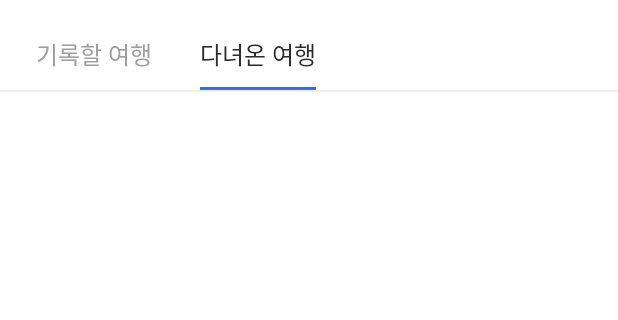
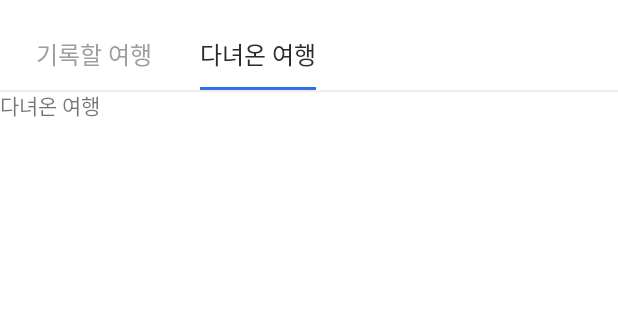
Before and after one commit to Nexters/travel-budget-android, an Android app: the MainActivity screen opened directly, with no data from a screen before it, tab 2 chosen, on a phone screen of 412 x 824 dp, the part 54-374 px from its top. Run offline under Robolectric (Android 15) with nearby library versions, the phone set to English and light mode, and no system bars; our stand-ins replace RxJava, data binding.

Commit message:
메인화면 탭 연결 작업  - 기록할 여행, 다녀온 여행 fragment 추가  - 각각의 fragment 를 tab에 연결

```diff
--- a/app/src/main/java/com/nexters/travelbudget/ui/main/MainActivity.kt
+++ b/app/src/main/java/com/nexters/travelbudget/ui/main/MainActivity.kt
@@ -4,6 +4,7 @@ import android.content.Context
 import android.content.Intent
 import android.os.Bundle
 import androidx.lifecycle.Observer
+import com.google.android.material.tabs.TabLayout
 import com.nexters.travelbudget.R
 import com.nexters.travelbudget.databinding.ActivityMainBinding
 import com.nexters.travelbudget.ui.base.BaseActivity
@@ -16,9 +17,38 @@ class MainActivity : BaseActivity<ActivityMainBinding, MainViewModel>(R.layout.a
 
     override fun onCreate(savedInstanceState: Bundle?) {
         super.onCreate(savedInstanceState)
+        setSupportActionBar(binding.toolbar)
+        setTabLayout()
+    }
+
+    private fun setTabLayout() {
+        binding.tlMainTab.run {
+            addOnTabSelectedListener(object : TabLayout.OnTabSelectedListener {
+                override fun onTabSelected(tab: TabLayout.Tab) {
+                    binding.vpMainPager.currentItem = tab.position
+                }
+
+                override fun onTabUnselected(tab: TabLayout.Tab) {
+
+                }
+
+                override fun onTabReselected(tab: TabLayout.Tab) {
+
+                }
+
+            })
+        }
+
+        binding.vpMainPager.run {
+            adapter = MainVPAdapter(supportFragmentManager, TAB_COUNT)
+            offscreenPageLimit = TAB_COUNT - 1
+            addOnPageChangeListener(TabLayout.TabLayoutOnPageChangeListener(binding.tlMainTab))
+        }
     }
 
     companion object {
+        private const val TAB_COUNT = 2
+
         fun getIntent(context: Context): Intent {
             return Intent(context, MainActivity::class.java)
         }
--- /dev/null
+++ b/app/src/main/java/com/nexters/travelbudget/ui/main/MainVPAdapter.kt
@@ -0,0 +1,28 @@
+package com.nexters.travelbudget.ui.main
+
+import androidx.fragment.app.Fragment
+import androidx.fragment.app.FragmentManager
+import androidx.fragment.app.FragmentPagerAdapter
+import com.nexters.travelbudget.ui.main.record.TripRecordedFragment
+import com.nexters.travelbudget.ui.main.record.TripRecordingFragment
+
+/**
+ * 메인 viewpager 탭 adapter
+ *
+ * @author Wayne
+ * @since v1.0.0 / 2020.08.05
+ */
+class MainVPAdapter(
+    fragmentManager: FragmentManager,
+    private val tabCount: Int
+) : FragmentPagerAdapter(fragmentManager, BEHAVIOR_RESUME_ONLY_CURRENT_FRAGMENT) {
+
+    override fun getItem(position: Int): Fragment {
+        return when (position) {
+            0 -> TripRecordingFragment.newInstance()
+            else -> TripRecordedFragment.newInstance()
+        }
+    }
+
+    override fun getCount(): Int = tabCount
+}
--- /dev/null
+++ b/app/src/main/java/com/nexters/travelbudget/ui/main/record/TripRecordedFragment.kt
@@ -0,0 +1,28 @@
+package com.nexters.travelbudget.ui.main.record
+
+import android.os.Bundle
+import com.nexters.travelbudget.R
+import com.nexters.travelbudget.databinding.FragmentTripRecordedBinding
+import com.nexters.travelbudget.ui.base.BaseFragment
+import com.nexters.travelbudget.ui.main.MainViewModel
+import org.koin.androidx.viewmodel.ext.android.sharedViewModel
+
+/**
+ * 다녀온 여행 fragment class
+ *
+ * @author Wayne
+ * @since v1.0.0 / 2020.08.05
+ */
+class TripRecordedFragment :
+    BaseFragment<FragmentTripRecordedBinding, MainViewModel>(R.layout.fragment_trip_recorded) {
+
+    override val viewModel: MainViewModel by sharedViewModel()
+
+    override fun onCreate(savedInstanceState: Bundle?) {
+        super.onCreate(savedInstanceState)
+    }
+
+    companion object {
+        fun newInstance(): TripRecordedFragment = TripRecordedFragment()
+    }
+}
--- /dev/null
+++ b/app/src/main/java/com/nexters/travelbudget/ui/main/record/TripRecordingFragment.kt
@@ -0,0 +1,28 @@
+package com.nexters.travelbudget.ui.main.record
+
+import android.os.Bundle
+import com.nexters.travelbudget.R
+import com.nexters.travelbudget.databinding.FragmentTripRecordingBinding
+import com.nexters.travelbudget.ui.base.BaseFragment
+import com.nexters.travelbudget.ui.main.MainViewModel
+import org.koin.androidx.viewmodel.ext.android.sharedViewModel
+
+/**
+ * 기록할 여행 fragment class
+ *
+ * @author Wayne
+ * @since v1.0.0 / 2020.08.05
+ */
+class TripRecordingFragment :
+    BaseFragment<FragmentTripRecordingBinding, MainViewModel>(R.layout.fragment_trip_recording) {
+
+    override val viewModel: MainViewModel by sharedViewModel()
+
+    override fun onCreate(savedInstanceState: Bundle?) {
+        super.onCreate(savedInstanceState)
+    }
+
+    companion object {
+        fun newInstance(): TripRecordingFragment = TripRecordingFragment()
+    }
+}
--- /dev/null
+++ b/app/src/main/res/layout/fragment_trip_recorded.xml
@@ -0,0 +1,20 @@
+<?xml version="1.0" encoding="utf-8"?>
+<layout xmlns:android="http://schemas.android.com/apk/res/android"
+    xmlns:tools="http://schemas.android.com/tools">
+
+    <data>
+
+    </data>
+
+    <FrameLayout
+        android:layout_width="match_parent"
+        android:layout_height="match_parent"
+        tools:context=".ui.main.record.TripRecordedFragment">
+
+        <TextView
+            android:layout_width="match_parent"
+            android:layout_height="match_parent"
+            android:text="@string/a_trip" />
+
+    </FrameLayout>
+</layout>
--- /dev/null
+++ b/app/src/main/res/layout/fragment_trip_recording.xml
@@ -0,0 +1,20 @@
+<?xml version="1.0" encoding="utf-8"?>
+<layout xmlns:android="http://schemas.android.com/apk/res/android"
+    xmlns:tools="http://schemas.android.com/tools">
+
+    <data>
+
+    </data>
+
+    <FrameLayout
+        android:layout_width="match_parent"
+        android:layout_height="match_parent"
+        tools:context=".ui.main.record.TripRecordingFragment">
+
+        <TextView
+            android:layout_width="match_parent"
+            android:layout_height="match_parent"
+            android:text="@string/travel_to_record" />
+
+    </FrameLayout>
+</layout>
```
